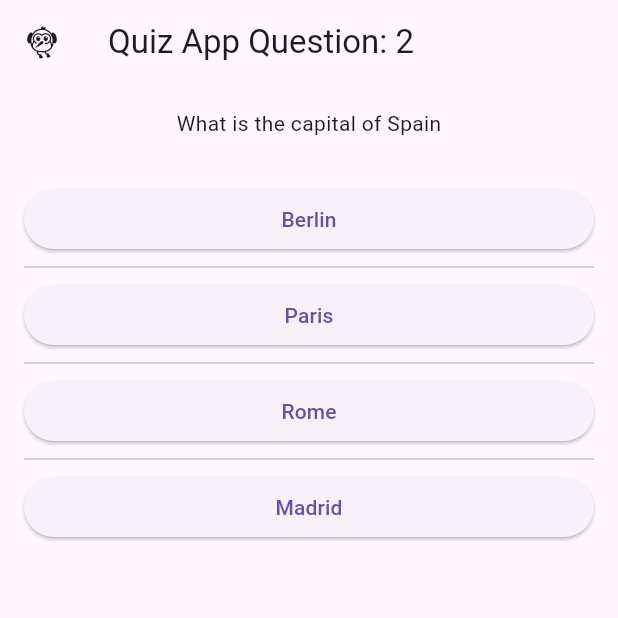
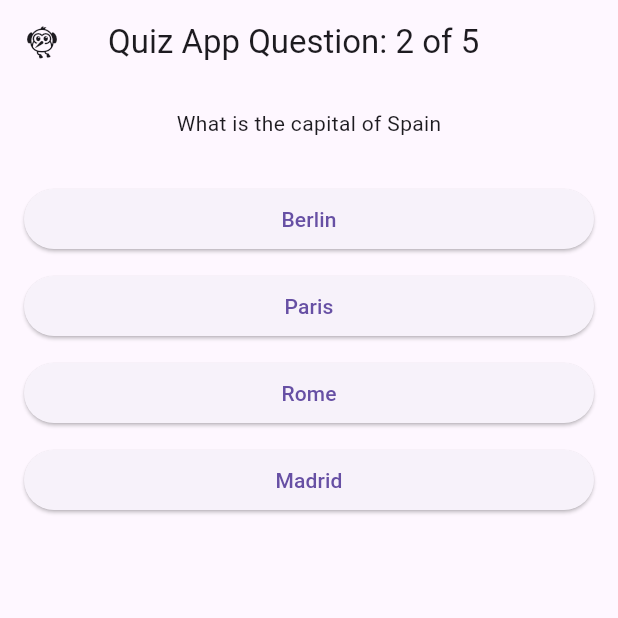
Before and after one commit to CLattaAU/flutter_quiz_app, a Flutter app: the screen it shows after launch, after a tap on "Berlin", on a phone screen of 412 x 824 dp, the top half of it. Run offline on Flutter 3.47's test engine with Material 3 defaults, Android fonts, the phone set to English and light mode, and no system bars.

Commit message:
Added refinements to Phase 1

```diff
--- a/lib/pages/quiz_page.dart
+++ b/lib/pages/quiz_page.dart
@@ -3,6 +3,7 @@ import 'package:flutter_quiz_app/data/sample_questions.dart';
 import 'package:flutter_quiz_app/models/answer.dart';
 import 'package:flutter_quiz_app/models/question.dart';
 import 'package:flutter_quiz_app/pages/results_page.dart';
+import 'package:flutter_quiz_app/widgets/answer_button.dart';
 
 class QuizPage extends StatefulWidget {
   const QuizPage({super.key});
@@ -31,9 +32,19 @@ class _QuizPageState extends State<QuizPage> {
     } else {
       Navigator.push(
         context,
-        MaterialPageRoute(builder: (context) => ResultsPage(score: score)),
+        MaterialPageRoute(
+          builder: (context) =>
+              ResultsPage(score: score, onRestart: _restartQuiz),
+        ),
       );
     }
+  }
+
+  void _restartQuiz() {
+    setState(() {
+      score = 0;
+      questionIndex = 0;
+    });
   }
 
   @override
@@ -41,7 +52,9 @@ class _QuizPageState extends State<QuizPage> {
     return Scaffold(
       appBar: AppBar(
         leading: Icon(Icons.flutter_dash),
-        title: Text('Quiz App Question: ${questionIndex + 1}'),
+        title: Text(
+          'Quiz App Question: ${questionIndex + 1} of ${questions.length}',
+        ),
       ),
       body: Padding(
         padding: const EdgeInsets.all(16.0),
@@ -56,13 +69,14 @@ class _QuizPageState extends State<QuizPage> {
             Expanded(
               child: ListView.separated(
                 itemCount: questions[questionIndex].answers.length,
-                itemBuilder: (context, index) => ElevatedButton(
-                  onPressed: () => _handleAnswerSelected(
+                itemBuilder: (context, index) => AnswerButton(
+                  onTap: () => _handleAnswerSelected(
                     questions[questionIndex].answers[index].isCorrect,
                   ),
-                  child: Text(questions[questionIndex].answers[index].text),
+                  text: questions[questionIndex].answers[index].text,
                 ),
-                separatorBuilder: (context, index) => const Divider(),
+                separatorBuilder: (context, index) =>
+                    const SizedBox(height: 10.0),
               ),
             ),
           ],
--- /dev/null
+++ b/lib/widgets/answer_button.dart
@@ -0,0 +1,13 @@
+import 'package:flutter/material.dart';
+
+class AnswerButton extends StatelessWidget {
+  const AnswerButton({super.key, required this.onTap, required this.text});
+
+  final VoidCallback onTap;
+  final String text;
+
+  @override
+  Widget build(BuildContext context) {
+    return ElevatedButton(onPressed: onTap, child: Text(text));
+  }
+}
```
Also changed, not shown: lib/pages/results_page.dart (+5 -6 lines).
